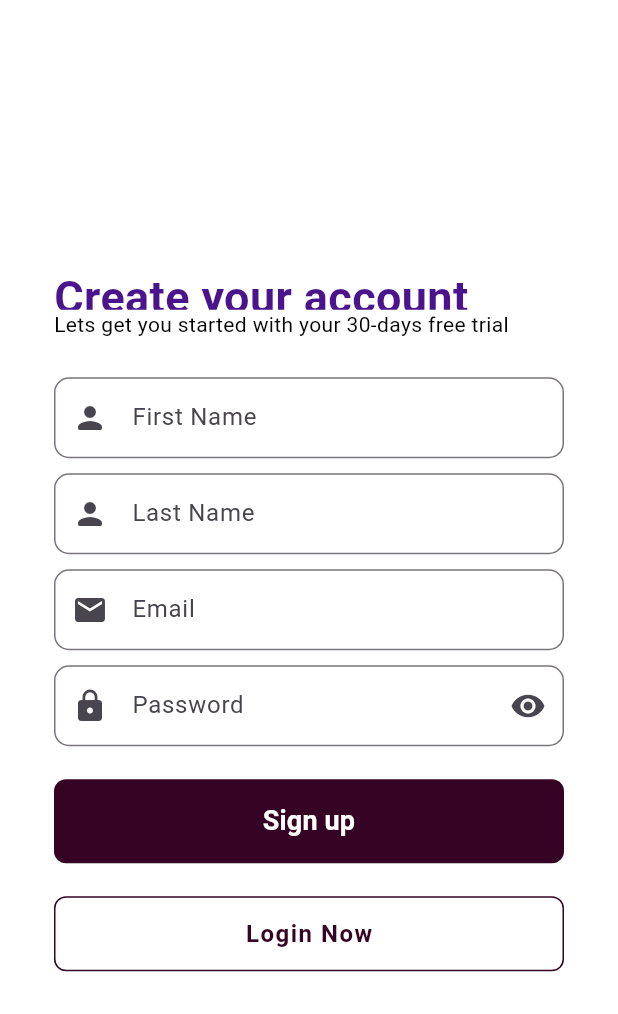
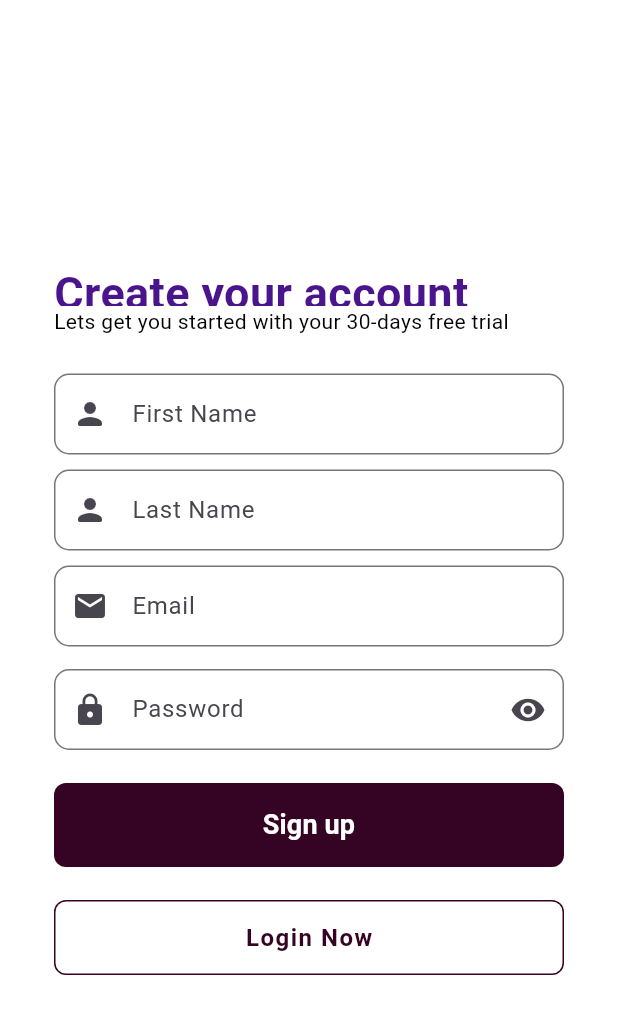
Before and after one commit to dhafer123/iot_app, a Flutter app: the signup_screen screen opened directly, on a phone screen of 412 x 824 dp. Shown: the top 1014 px of the screen. Run offline on Flutter 3.47's test engine with Material 3 defaults, Android fonts, the phone set to English and light mode, and no system bars; our stand-ins replace animated_splash_screen, lottie; Roboto replaces fonts that are missing (Montserrat, poppins).

Commit message:
added a test

```diff
--- a/iot_app/lib/signup_screen.dart
+++ b/iot_app/lib/signup_screen.dart
@@ -86,7 +86,7 @@ class _signup_screenState extends State<signup_screen> {
                       ),
                     ),
                   ),
-                  SizedBox(height: 10),
+                  SizedBox(height: 15),
                   TextField(
                       textInputAction: TextInputAction.next,
                       obscureText: _isObscure,
```
